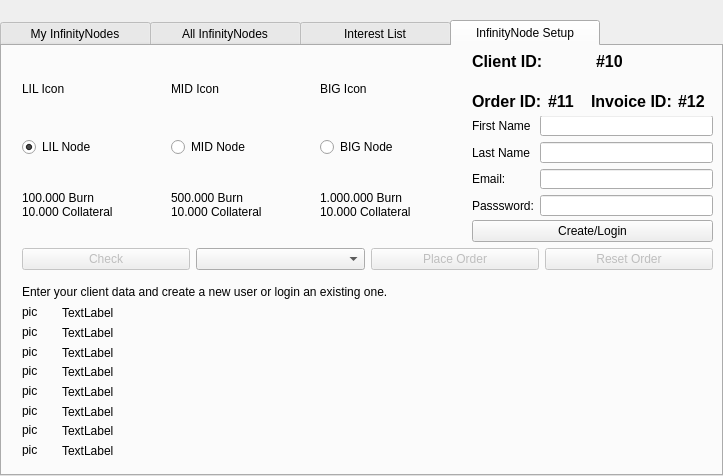
The window that src/qt/forms/masternodelist.ui (hardwarewise/SIN-core) describes before a commit, drawn with Qt 5.
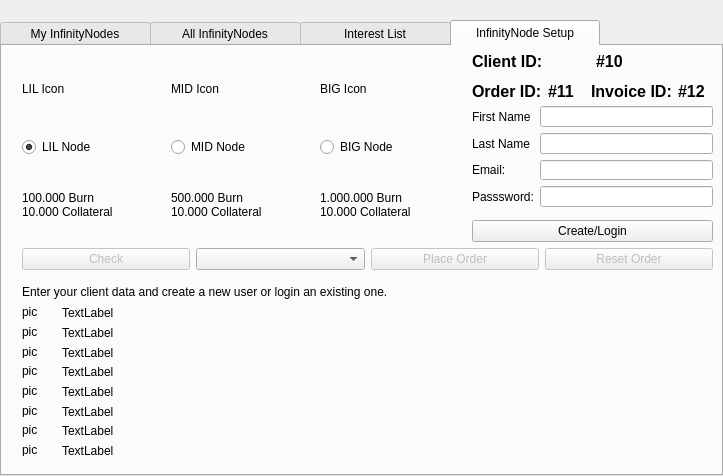
The same window after the commit.

Commit message: recover from existing order, change to dev api, wip

The edit to the form file:
```diff
--- a/src/qt/forms/masternodelist.ui
+++ b/src/qt/forms/masternodelist.ui
@@ -721,16 +721,16 @@
          <property name="geometry">
           <rect>
            <x>470</x>
-           <y>70</y>
+           <y>60</y>
            <width>241</width>
-           <height>101</height>
+           <height>111</height>
           </rect>
          </property>
          <widget class="QWidget" name="gridLayoutWidget_2">
           <property name="geometry">
            <rect>
             <x>0</x>
-            <y>-1</y>
+            <y>0</y>
             <width>241</width>
             <height>101</height>
            </rect>
@@ -831,7 +831,7 @@
          <property name="geometry">
           <rect>
            <x>470</x>
-           <y>40</y>
+           <y>30</y>
            <width>242</width>
            <height>31</height>
           </rect>
```
The commit also changes 1 other file.
